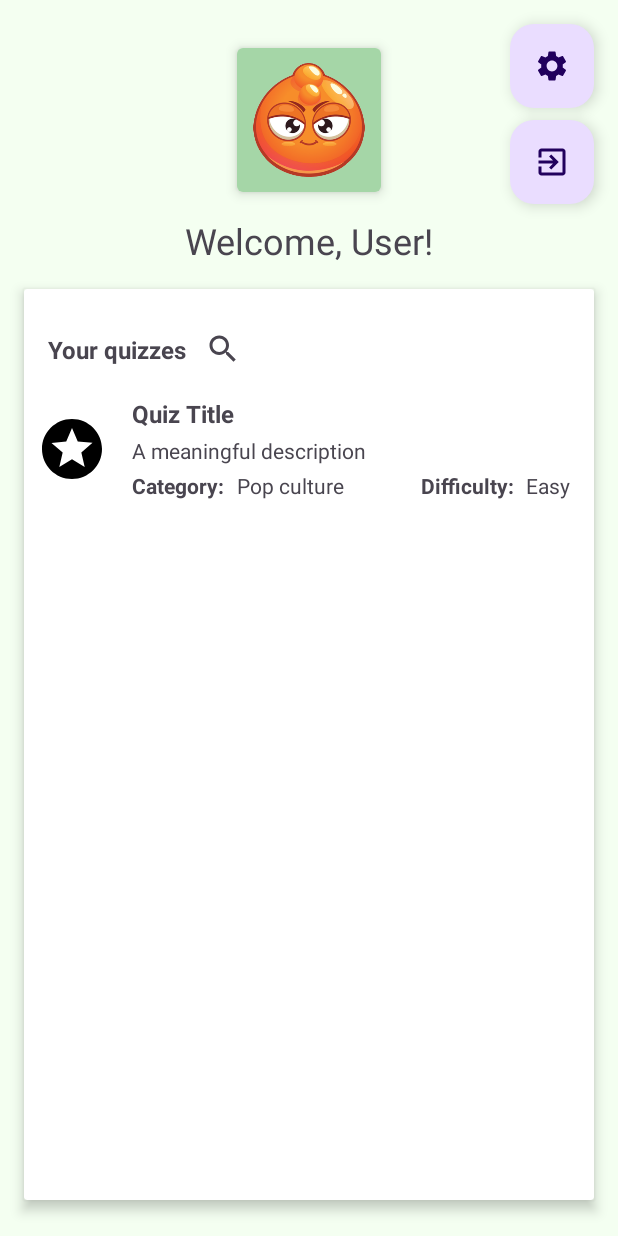
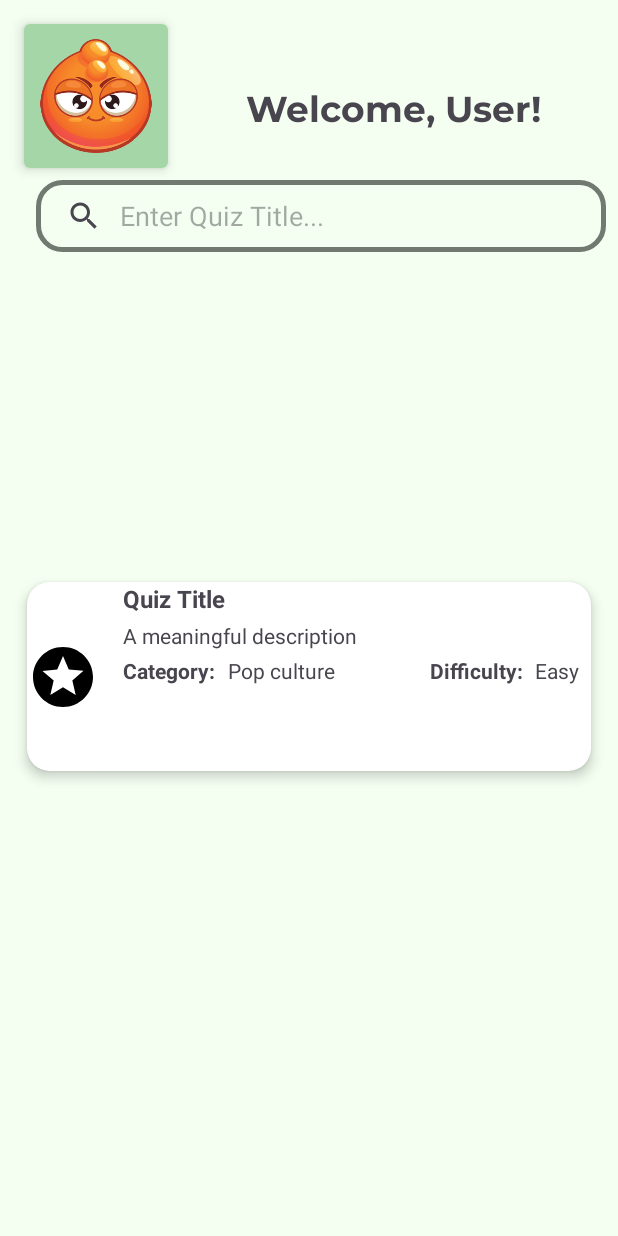
Before and after one commit to Johabeo/Riddler, an Android app: the layout fragment_discover.xml on its own in the app's theme, with its tools: preview values and no code run, on a phone screen of 412 x 824 dp. Run offline under Robolectric (Android 15) with nearby library versions, the light colour scheme and no system bars.

Commit message:
stylized, navigation bar, discover

```diff
--- a/app/src/main/java/com/example/riddler/OnboardActivity.kt
+++ b/app/src/main/java/com/example/riddler/OnboardActivity.kt
@@ -39,7 +39,7 @@ class OnboardActivity : AppCompatActivity() {
             //==========================this is necessary for password validation to work
             //==========================since a password hash is generated at login time
             //==========================feel free to comment the next line after you sign in at least once
-            auth.signOut()
+            //auth.signOut()
 
 
             println(currentUser.providerData.get(0).email)
@@ -49,11 +49,9 @@ class OnboardActivity : AppCompatActivity() {
         val fragment = SignInFragment(signIn, setSignupFragment)
         supportFragmentManager
             .beginTransaction()
+            .addToBackStack("fragment")
             .replace(R.id.onboard_fragmentContainer, fragment)
-//            .addToBackStack("fragment")
             .commit()
-//            .replace(R.id.onboard_fragmentContainer, fragment)
-//            .commit()
         Log.d("firebase auth", "new debug")
 
 
--- a/app/src/main/java/com/example/riddler/ui/view/settings/SettingsActivity.kt
+++ b/app/src/main/java/com/example/riddler/ui/view/settings/SettingsActivity.kt
@@ -67,6 +67,7 @@ class SettingsActivity : AppCompatActivity() {
         setResult(RESULT_OK)
         super.onBackPressed()
     }
+
 
     fun validate() : Boolean {
         if(firstNameEditText.text.toString().isEmpty()){
--- /dev/null
+++ b/app/src/main/res/drawable/ic_baseline_search_24.xml
@@ -0,0 +1,5 @@
+<vector android:height="24dp" android:tint="#000000"
+    android:viewportHeight="24" android:viewportWidth="24"
+    android:width="24dp" xmlns:android="http://schemas.android.com/apk/res/android">
+    <path android:fillColor="@android:color/white" android:pathData="M15.5,14h-0.79l-0.28,-0.27C15.41,12.59 16,11.11 16,9.5 16,5.91 13.09,3 9.5,3S3,5.91 3,9.5 5.91,16 9.5,16c1.61,0 3.09,-0.59 4.23,-1.57l0.27,0.28v0.79l5,4.99L20.49,19l-4.99,-5zM9.5,14C7.01,14 5,11.99 5,9.5S7.01,5 9.5,5 14,7.01 14,9.5 11.99,14 9.5,14z"/>
+</vector>
--- /dev/null
+++ b/app/src/main/res/drawable/searchview_background.xml
@@ -0,0 +1,11 @@
+<?xml version="1.0" encoding="utf-8"?>
+<shape xmlns:android="http://schemas.android.com/apk/res/android"
+    android:shape="rectangle">
+
+    <corners
+        android:radius="16dp" />
+    <stroke
+        android:color="#717970"
+        android:width="3dp" />
+
+</shape>
--- a/app/src/main/res/layout/activity_host.xml
+++ b/app/src/main/res/layout/activity_host.xml
@@ -10,7 +10,7 @@
         android:layout_width="match_parent"
         android:layout_height="0dp"
         android:elevation="4dp"
-        android:background="@color/design_default_color_primary"
+        android:background="#BA1B1B"
         app:menu="@menu/game_toolbar_menu"
         app:layout_constraintTop_toTopOf="parent"
         app:layout_constraintEnd_toEndOf="parent"
--- a/app/src/main/res/layout/activity_player.xml
+++ b/app/src/main/res/layout/activity_player.xml
@@ -11,7 +11,7 @@
         android:layout_width="match_parent"
         android:layout_height="0dp"
         android:elevation="4dp"
-        android:background="@color/design_default_color_primary"
+        android:background="#6622FF"
         app:menu="@menu/game_toolbar_menu"
         app:layout_constraintTop_toTopOf="parent"
         app:layout_constraintEnd_toEndOf="parent"
--- a/app/src/main/res/layout/fragment_create_quiz.xml
+++ b/app/src/main/res/layout/fragment_create_quiz.xml
@@ -32,7 +32,7 @@
         app:layout_constraintTop_toTopOf="parent" />
 
     <ImageView
-        android:id="@+id/corner3"
+        android:id="@+id/corner4"
         android:layout_width="wrap_content"
         android:layout_height="wrap_content"
         android:adjustViewBounds="true"
--- a/app/src/main/res/layout/fragment_discover.xml
+++ b/app/src/main/res/layout/fragment_discover.xml
@@ -4,87 +4,20 @@
     xmlns:tools="http://schemas.android.com/tools"
     android:layout_width="match_parent"
     android:layout_height="match_parent"
-    android:clipToPadding="false"
-    android:padding="16dp"
     android:background="@color/background"
     tools:context=".ui.view.DiscoverFragment">
-
-    <androidx.cardview.widget.CardView
-        android:id="@+id/disc_playerQuizzesCardView"
-        android:layout_width="match_parent"
-        android:layout_height="0dp"
-        android:layout_marginTop="16dp"
-        android:layout_marginBottom="8dp"
-        app:cardElevation="5dp"
-        app:contentPaddingBottom="16dp"
-        app:contentPaddingTop="16dp"
-        app:layout_constraintBottom_toBottomOf="parent"
-        app:layout_constraintEnd_toEndOf="parent"
-        app:layout_constraintStart_toStartOf="parent"
-        app:layout_constraintTop_toBottomOf="@+id/disc_welcomeTextView">
-
-        <androidx.constraintlayout.widget.ConstraintLayout
-            android:layout_width="match_parent"
-            android:layout_height="match_parent">
-
-
-            <TextView
-                android:id="@+id/textView6"
-                android:layout_width="wrap_content"
-                android:layout_height="wrap_content"
-                android:layout_marginStart="16dp"
-                android:text="Your quizzes"
-                android:textSize="16sp"
-                android:textStyle="bold"
-                app:layout_constraintBottom_toTopOf="@+id/disc_recyclerview"
-                app:layout_constraintStart_toStartOf="parent"
-                app:layout_constraintTop_toTopOf="parent" />
-
-            <SearchView
-                android:id="@+id/search_quiz"
-                android:layout_width="wrap_content"
-                android:layout_height="wrap_content"
-                android:layout_marginEnd="16dp"
-                app:layout_constraintEnd_toEndOf="parent"
-                app:layout_constraintHorizontal_bias="0.0"
-                app:layout_constraintStart_toEndOf="@id/textView6"
-                app:layout_constraintTop_toTopOf="parent" />
-
-<!--            <Button-->
-<!--                android:id="@+id/disc_addButton"-->
-<!--                android:layout_width="wrap_content"-->
-<!--                android:layout_height="wrap_content"-->
-<!--                android:layout_marginEnd="16dp"-->
-<!--                android:text="Add"-->
-<!--                app:layout_constraintEnd_toEndOf="parent"-->
-<!--                app:layout_constraintTop_toTopOf="parent" />-->
-
-            <androidx.recyclerview.widget.RecyclerView
-                android:id="@+id/disc_recyclerview"
-                android:layout_width="match_parent"
-                android:layout_height="wrap_content"
-                app:layout_constraintBottom_toBottomOf="parent"
-                app:layout_constraintEnd_toEndOf="parent"
-                app:layout_constraintHorizontal_bias="0.0"
-                app:layout_constraintStart_toStartOf="parent"
-                app:layout_constraintTop_toBottomOf="@+id/search_quiz"
-                app:layout_constraintVertical_bias="0.0"
-                tools:itemCount="1"
-                tools:listitem="@layout/listitem_quiz_dashboard" />
-        </androidx.constraintlayout.widget.ConstraintLayout>
-    </androidx.cardview.widget.CardView>
 
     <ImageView
         android:id="@+id/disc_userImage"
         android:layout_width="96dp"
         android:layout_height="96dp"
         android:layout_marginTop="16dp"
+        android:layout_marginStart="16dp"
         android:background="@drawable/avatar_background"
         android:backgroundTint="#A5D6A7"
         android:elevation="5dp"
         android:padding="10dp"
         android:src="@drawable/av_07"
-        app:layout_constraintEnd_toEndOf="parent"
         app:layout_constraintStart_toStartOf="parent"
         app:layout_constraintTop_toTopOf="parent" />
 
@@ -92,31 +25,111 @@
         android:id="@+id/disc_welcomeTextView"
         android:layout_width="0dp"
         android:layout_height="wrap_content"
+        android:fontFamily="@font/montserrat_bold"
         android:layout_marginTop="16dp"
         android:text="Welcome, User!"
         android:textAlignment="center"
         android:textSize="24sp"
         app:layout_constraintEnd_toEndOf="parent"
-        app:layout_constraintStart_toStartOf="parent"
+        app:layout_constraintStart_toEndOf="@+id/disc_userImage"
+        app:layout_constraintTop_toTopOf="@+id/disc_userImage"
+        app:layout_constraintBottom_toBottomOf="@+id/disc_userImage"/>
+
+    <SearchView
+        android:id="@+id/search_quiz"
+        android:layout_width="0dp"
+        android:layout_height="wrap_content"
+        android:layout_margin="8dp"
+        android:background="@drawable/searchview_background"
+        android:fontFamily="@font/hind_regular"
+        android:iconifiedByDefault="false"
+        android:queryBackground="@android:color/transparent"
+        android:queryHint="Enter Quiz Title..."
+        app:layout_constraintEnd_toEndOf="@+id/disc_welcomeTextView"
+        app:layout_constraintHorizontal_bias="0.0"
+        app:layout_constraintStart_toStartOf="@+id/disc_userImage"
         app:layout_constraintTop_toBottomOf="@+id/disc_userImage" />
 
-    <com.google.android.material.floatingactionbutton.FloatingActionButton
-        android:id="@+id/disc_openSettingsButton"
-        android:layout_width="wrap_content"
-        android:layout_height="wrap_content"
-        android:clickable="true"
-        android:src="@drawable/ic_baseline_settings_24"
+    <ScrollView
+        android:layout_width="match_parent"
+        android:layout_height="0dp"
+        android:paddingTop="200dp"
+        android:paddingBottom="10dp"
+        app:layout_constraintBottom_toBottomOf="parent"
         app:layout_constraintEnd_toEndOf="parent"
-        app:layout_constraintTop_toTopOf="parent" />
+        app:layout_constraintHorizontal_bias="0.0"
+        app:layout_constraintStart_toStartOf="parent"
+        app:layout_constraintTop_toBottomOf="@+id/search_quiz">
 
-    <com.google.android.material.floatingactionbutton.FloatingActionButton
-        android:id="@+id/disc_signOutButton"
-        android:layout_width="wrap_content"
-        android:layout_height="wrap_content"
-        android:layout_marginTop="8dp"
-        android:clickable="true"
-        android:src="@drawable/ic_baseline_exit_to_app_24"
-        app:layout_constraintEnd_toEndOf="parent"
-        app:layout_constraintTop_toBottomOf="@+id/disc_openSettingsButton" />
+        <LinearLayout
+            android:layout_width="match_parent"
+            android:layout_height="wrap_content"
+            android:orientation="vertical">
+
+            <androidx.recyclerview.widget.RecyclerView
+                android:id="@+id/disc_recyclerview"
+                android:layout_width="match_parent"
+                android:layout_height="wrap_content"
+                tools:itemCount="1"
+                tools:listitem="@layout/listitem_quiz_dashboard" />
+        </LinearLayout>
+    </ScrollView>
+
+
+    <!--    <androidx.cardview.widget.CardView-->
+    <!--        android:id="@+id/disc_playerQuizzesCardView"-->
+    <!--        android:layout_width="match_parent"-->
+    <!--        android:layout_height="0dp"-->
+    <!--        android:layout_marginTop="16dp"-->
+    <!--        android:layout_marginBottom="8dp"-->
+    <!--        app:cardElevation="5dp"-->
+    <!--        app:contentPaddingBottom="16dp"-->
+    <!--        app:contentPaddingTop="16dp"-->
+    <!--        app:layout_constraintBottom_toBottomOf="parent"-->
+    <!--        app:layout_constraintEnd_toEndOf="parent"-->
+    <!--        app:layout_constraintStart_toStartOf="parent"-->
+    <!--        app:layout_constraintTop_toBottomOf="@+id/disc_welcomeTextView">-->
+
+    <!--        <androidx.constraintlayout.widget.ConstraintLayout-->
+    <!--            android:layout_width="match_parent"-->
+    <!--            android:layout_height="match_parent">-->
+
+
+    <!--            <TextView-->
+    <!--                android:id="@+id/textView6"-->
+    <!--                android:layout_width="wrap_content"-->
+    <!--                android:layout_height="wrap_content"-->
+    <!--                android:layout_marginStart="16dp"-->
+    <!--                android:text="Your quizzes"-->
+    <!--                android:textSize="16sp"-->
+    <!--                android:textStyle="bold"-->
+    <!--                app:layout_constraintBottom_toTopOf="@+id/disc_recyclerview"-->
+    <!--                app:layout_constraintStart_toStartOf="parent"-->
+    <!--                app:layout_constraintTop_toTopOf="parent" />-->
+
+
+    <!--&lt;!&ndash;            <Button&ndash;&gt;-->
+    <!--&lt;!&ndash;                android:id="@+id/disc_addButton"&ndash;&gt;-->
+    <!--&lt;!&ndash;                android:layout_width="wrap_content"&ndash;&gt;-->
+    <!--&lt;!&ndash;                android:layout_height="wrap_content"&ndash;&gt;-->
+    <!--&lt;!&ndash;                android:layout_marginEnd="16dp"&ndash;&gt;-->
+    <!--&lt;!&ndash;                android:text="Add"&ndash;&gt;-->
+    <!--&lt;!&ndash;                app:layout_constraintEnd_toEndOf="parent"&ndash;&gt;-->
+    <!--&lt;!&ndash;                app:layout_constraintTop_toTopOf="parent" />&ndash;&gt;-->
+
+    <!--            <androidx.recyclerview.widget.RecyclerView-->
+    <!--                android:id="@+id/disc_recyclerview"-->
+    <!--                android:layout_width="match_parent"-->
+    <!--                android:layout_height="wrap_content"-->
+    <!--                app:layout_constraintBottom_toBottomOf="parent"-->
+    <!--                app:layout_constraintEnd_toEndOf="parent"-->
+    <!--                app:layout_constraintHorizontal_bias="0.0"-->
+    <!--                app:layout_constraintStart_toStartOf="parent"-->
+    <!--                app:layout_constraintTop_toBottomOf="@+id/search_quiz"-->
+    <!--                app:layout_constraintVertical_bias="0.0"-->
+    <!--                tools:itemCount="1"-->
+    <!--                tools:listitem="@layout/listitem_quiz_dashboard" />-->
+    <!--        </androidx.constraintlayout.widget.ConstraintLayout>-->
+    <!--    </androidx.cardview.widget.CardView>-->
 
 </androidx.constraintlayout.widget.ConstraintLayout>
--- a/app/src/main/res/layout/fragment_sign_in.xml
+++ b/app/src/main/res/layout/fragment_sign_in.xml
@@ -61,7 +61,6 @@
         app:layout_constraintBottom_toTopOf="@+id/password_layout"
         app:layout_constraintEnd_toEndOf="@+id/background"
         app:layout_constraintStart_toStartOf="@+id/background"
-        app:layout_constraintTag=""
         app:layout_constraintTop_toBottomOf="@+id/heading"
         app:startIconDrawable="@drawable/ic_akar_icons_person"
         app:startIconTint="@color/black">
--- a/app/src/main/res/layout/listitem_quiz_dashboard.xml
+++ b/app/src/main/res/layout/listitem_quiz_dashboard.xml
@@ -7,6 +7,22 @@
     android:layout_height="wrap_content"
     android:padding="8dp">
 
+    <androidx.cardview.widget.CardView
+        android:id="@+id/quizCard"
+        android:layout_width="match_parent"
+        android:layout_height="150dp"
+        app:cardCornerRadius="15dp"
+        app:cardElevation="5dp"
+        app:cardUseCompatPadding="true"
+        app:cardPreventCornerOverlap="true"
+        app:layout_constraintBottom_toBottomOf="parent"
+        app:layout_constraintEnd_toEndOf="parent"
+        app:layout_constraintStart_toStartOf="parent"
+        app:layout_constraintTop_toTopOf="parent">
+
+        <androidx.constraintlayout.widget.ConstraintLayout
+            android:layout_width="match_parent"
+            android:layout_height="match_parent" >
     <ImageView
         android:id="@+id/imageView"
         android:layout_width="48dp"
@@ -81,4 +97,6 @@
         android:textStyle="bold"
         app:layout_constraintEnd_toStartOf="@+id/dash_quiz_listview_difficultyText"
         app:layout_constraintTop_toBottomOf="@+id/dash_quiz_listview_quizDescription" />
+        </androidx.constraintlayout.widget.ConstraintLayout>
+    </androidx.cardview.widget.CardView>
 </androidx.constraintlayout.widget.ConstraintLayout>
--- a/app/src/main/res/layout/player_cards.xml
+++ b/app/src/main/res/layout/player_cards.xml
@@ -4,7 +4,7 @@
     android:layout_width="wrap_content"
     android:layout_height="wrap_content"
     app:contentPadding="16dp"
-    app:cardElevation="12dp"
+    app:cardElevation="0dp"
     app:cardCornerRadius="12dp">
     <androidx.constraintlayout.widget.ConstraintLayout
         android:layout_width="match_parent"
--- a/app/src/main/res/layout/toolbar.xml
+++ b/app/src/main/res/layout/toolbar.xml
@@ -3,7 +3,7 @@
     android:layout_width="match_parent"
     android:layout_height="wrap_content"
     xmlns:app="http://schemas.android.com/apk/res-auto"
-    android:background="@color/background"
-    android:elevation="0dp">
+    android:background="#D3E8D3"
+    app:titleTextColor="#D3E8D3">
 
 </androidx.appcompat.widget.Toolbar>
```
Also changed, not shown: app/src/main/java/com/example/riddler/ui/view/DiscoverFragment.kt (+1 -10 lines), app/src/main/java/com/example/riddler/ui/view/MainActivity.kt (+10 -16 lines), app/src/main/res/drawable/ic_group_17.xml (added, +14 -0 lines), app/src/main/res/layout/activity_main.xml (+16 -7 lines), app/src/main/res/layout/fragment_player_lobby.xml (+12 -12 lines), app/src/main/res/menu/toolbar_menu.xml (+4 -4 lines).
